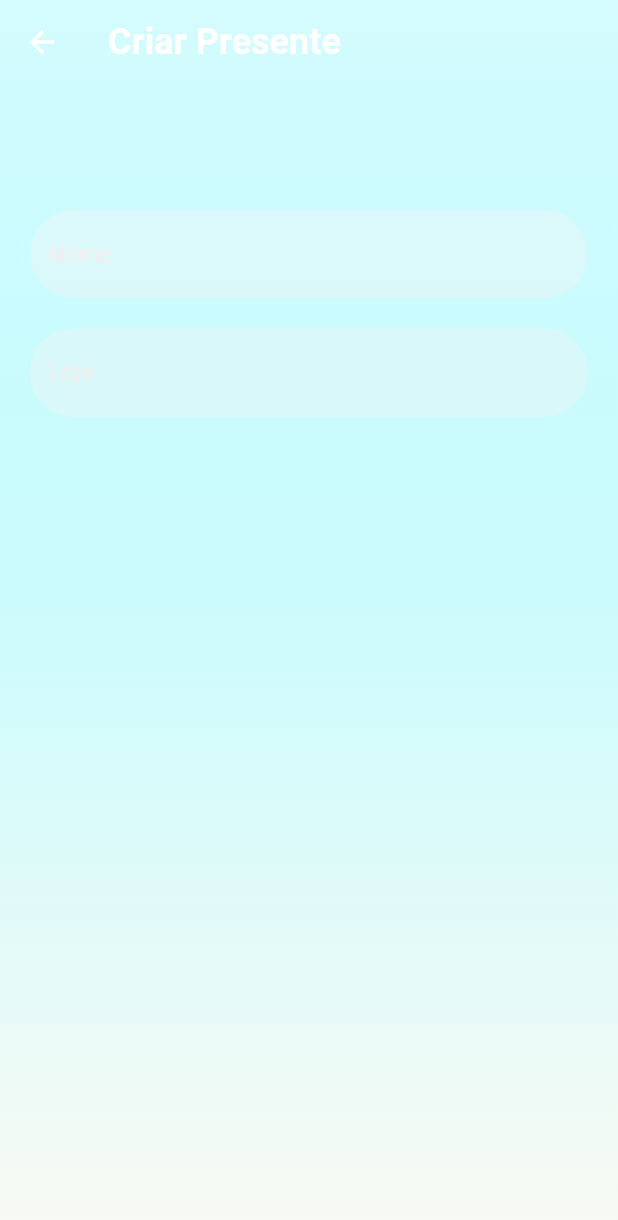
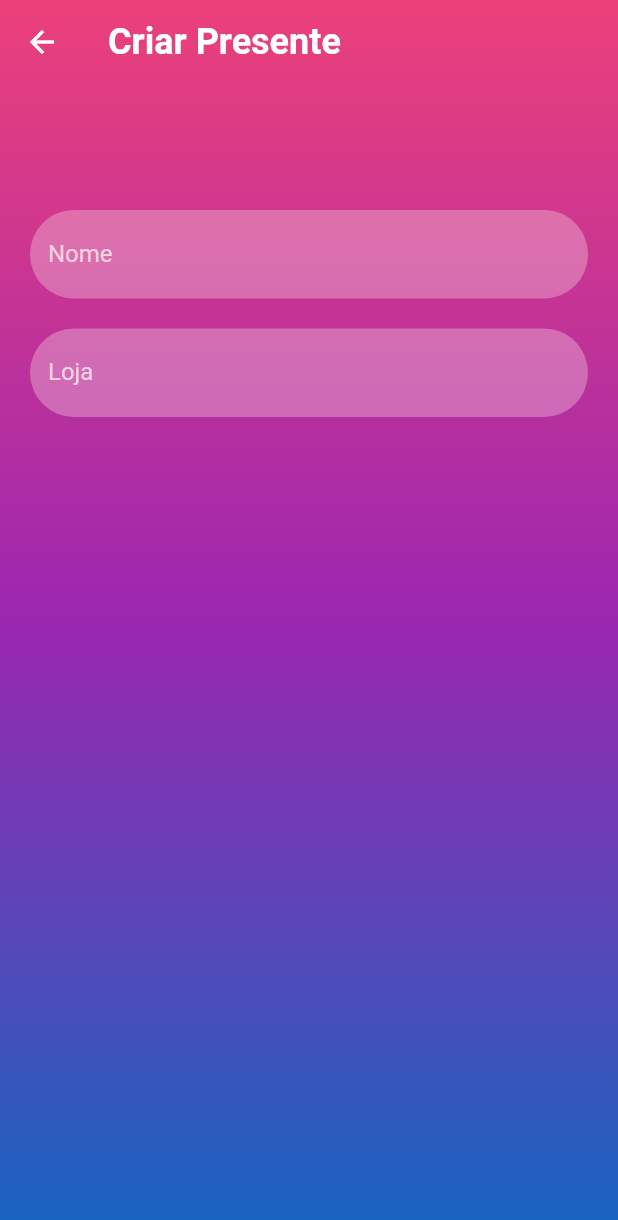
Before and after one commit to joaovac/App-Noivo, a Flutter app: the NewPresentScreen screen opened directly, on a phone screen of 412 x 824 dp. Shown: the top 1220 px of the screen. Run offline on Flutter 3.47's test engine with Material 2 defaults, Android fonts, the phone set to English and light mode, and no system bars; our stand-ins replace firebase_auth, firebase_core; accounts and stored records are empty.

Commit message:
mudando cor

```diff
--- a/lib/criarPresentes/newPresentPage.dart
+++ b/lib/criarPresentes/newPresentPage.dart
@@ -30,9 +30,9 @@ class _NewPresentScreenState extends State<NewPresentScreen> {
             height: MediaQuery.of(context).size.height,
             decoration: BoxDecoration(
                 gradient: LinearGradient(colors: [
-              Color.fromARGB(255, 213, 251, 254),
-              Color.fromARGB(123, 157, 252, 255),
-              Color.fromARGB(137, 248, 249, 238),
+              Colors.pink.shade400,
+              Colors.purple,
+              Colors.blue.shade800,
             ], begin: Alignment.topCenter, end: Alignment.bottomCenter)),
             child: SingleChildScrollView(
                 child: Padding(
```
